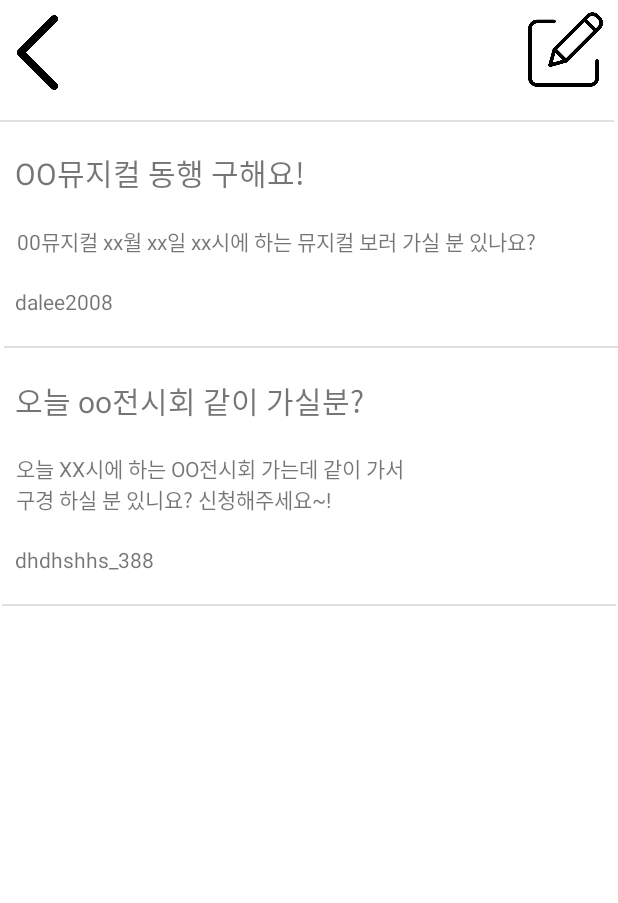
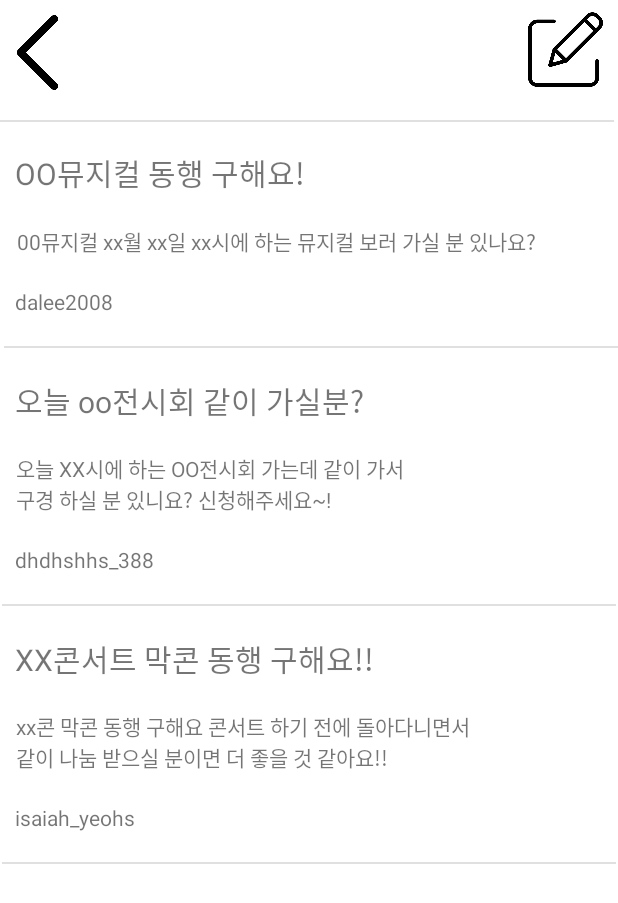
Before and after one commit to isaiah536/WithCulture, an Android app: the Accompany screen opened directly, with no data from a screen before it, on a phone screen of 412 x 824 dp. Shown: the top 903 px of the screen. Run offline under Robolectric (Android 15) with nearby library versions, the phone set to English and light mode, and no system bars.

Commit message:
0523 여현서2

```diff
--- a/app/src/main/res/layout/activity_accompany.xml
+++ b/app/src/main/res/layout/activity_accompany.xml
@@ -98,7 +98,7 @@
 
     <ImageView
         android:id="@+id/write1_heart"
-        android:layout_width="52dp"
+        android:layout_width="50dp"
         android:layout_height="41dp"
         android:layout_marginTop="10dp"
         android:layout_marginEnd="10dp"
@@ -166,4 +166,61 @@
         app:layout_constraintStart_toStartOf="parent"
         app:layout_constraintTop_toBottomOf="@+id/write2_id" />
 
+    <TextView
+        android:id="@+id/write3_title"
+        android:layout_width="wrap_content"
+        android:layout_height="wrap_content"
+        android:layout_marginTop="20dp"
+        android:text="@string/xx"
+        android:textSize="20sp"
+        app:layout_constraintEnd_toEndOf="parent"
+        app:layout_constraintHorizontal_bias="0.058"
+        app:layout_constraintStart_toStartOf="parent"
+        app:layout_constraintTop_toBottomOf="@+id/divider3" />
+
+    <TextView
+        android:id="@+id/write3_writing"
+        android:layout_width="wrap_content"
+        android:layout_height="wrap_content"
+        android:layout_marginTop="20dp"
+        android:text="@string/xx_n"
+        app:layout_constraintEnd_toEndOf="parent"
+        app:layout_constraintHorizontal_bias="0.102"
+        app:layout_constraintStart_toStartOf="parent"
+        app:layout_constraintTop_toBottomOf="@+id/write3_title" />
+
+    <TextView
+        android:id="@+id/write3_id"
+        android:layout_width="wrap_content"
+        android:layout_height="wrap_content"
+        android:layout_marginTop="20dp"
+        android:text="@string/isaiah_yeohs"
+        app:layout_constraintEnd_toEndOf="parent"
+        app:layout_constraintHorizontal_bias="0.03"
+        app:layout_constraintStart_toStartOf="parent"
+        app:layout_constraintTop_toBottomOf="@+id/write3_writing" />
+
+    <View
+        android:id="@+id/divider4"
+        android:layout_width="409dp"
+        android:layout_height="1dp"
+        android:layout_marginTop="20dp"
+        android:background="?android:attr/listDivider"
+        app:layout_constraintEnd_toEndOf="parent"
+        app:layout_constraintStart_toStartOf="parent"
+        app:layout_constraintTop_toBottomOf="@+id/write3_id" />
+
+    <ImageView
+        android:id="@+id/write3_heart"
+        android:layout_width="39dp"
+        android:layout_height="44dp"
+        android:layout_marginTop="10dp"
+        android:layout_marginEnd="10dp"
+        app:layout_constraintEnd_toEndOf="parent"
+        app:layout_constraintHorizontal_bias="1.0"
+        app:layout_constraintStart_toStartOf="parent"
+        app:layout_constraintTop_toBottomOf="@+id/write3_writing"
+        tools:srcCompat="@tools:sample/avatars"
+        android:contentDescription="@string/heart" />
+
 </androidx.constraintlayout.widget.ConstraintLayout>
--- a/app/src/main/res/values/strings.xml
+++ b/app/src/main/res/values/strings.xml
@@ -45,4 +45,8 @@
     <string name="oo00">오늘 oo전시회 같이 가실분?</string>
     <string name="heart">heart</string>
     <string name="heart">heart</string>
+    <string name="xx">XX콘서트 막콘 동행 구해요!!</string>
+    <string name="xx_n">xx콘 막콘 동행 구해요 콘서트 하기 전에 돌아다니면서 \n같이 나눔 받으실 분이면 더 좋을 것 같아요!!</string>
+    <string name="isaiah_yeohs">isaiah_yeohs</string>
+    <string name="heart">heart</string>
 </resources>
```
